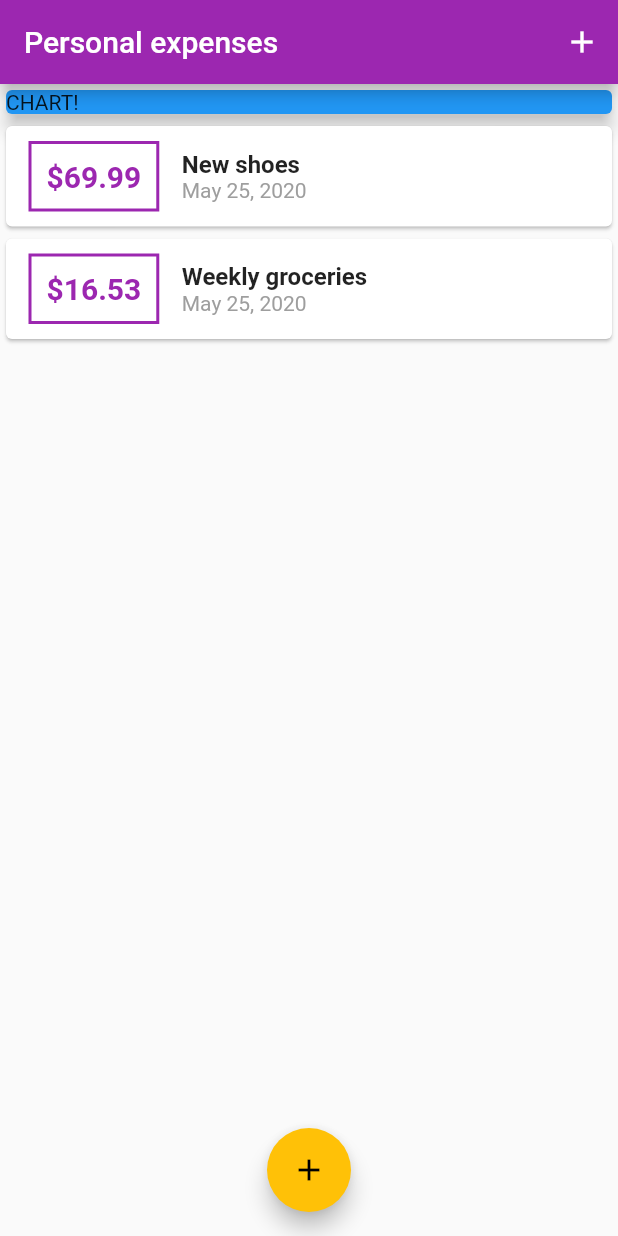
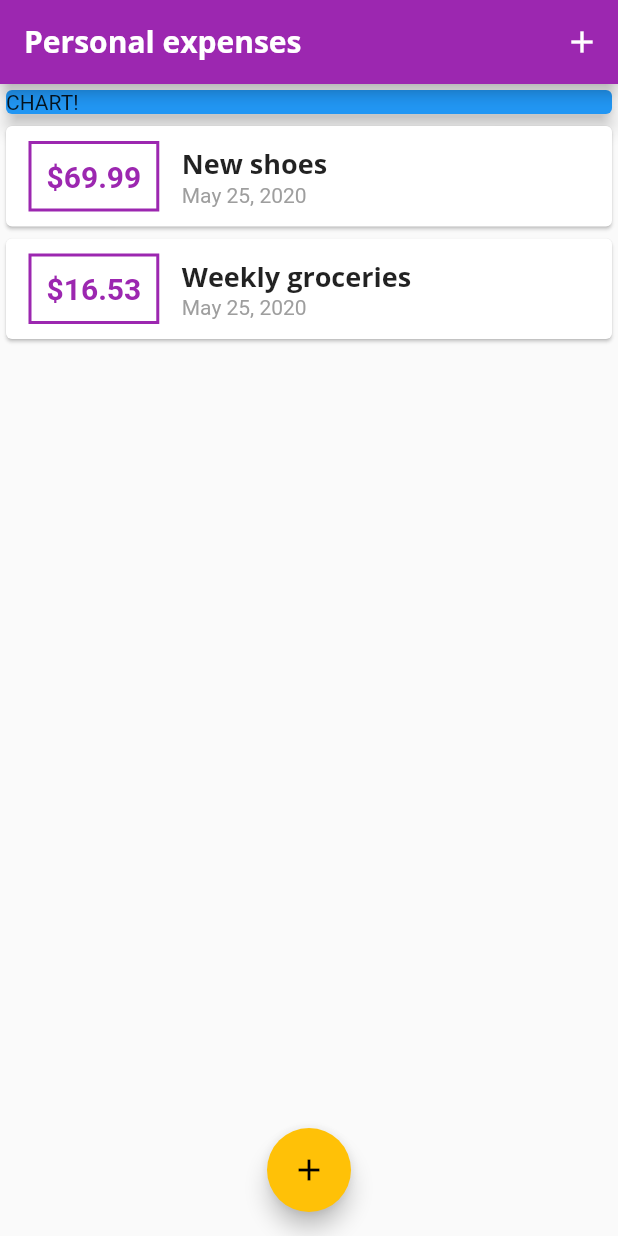
Before and after one commit to leosuncin/flutter_expense_app, a Flutter app: the screen it shows after launch, on a phone screen of 412 x 824 dp. Run offline on Flutter 3.47's test engine with Material 2 defaults, Android fonts, the phone set to English and light mode, and no system bars.

Commit message:
Custom fonts & working with textTheme

```diff
--- a/lib/main.dart
+++ b/lib/main.dart
@@ -15,6 +15,23 @@ class MyApp extends StatelessWidget {
       theme: ThemeData(
         primarySwatch: Colors.purple,
         accentColor: Colors.amber,
+        fontFamily: 'Quicksand',
+        textTheme: ThemeData.light().textTheme.copyWith(
+              headline6: TextStyle(
+                fontFamily: 'OpenSans',
+                fontSize: 18,
+                fontWeight: FontWeight.bold,
+              ),
+            ),
+        appBarTheme: AppBarTheme(
+          textTheme: ThemeData.light().textTheme.copyWith(
+                headline6: TextStyle(
+                  fontFamily: 'OpenSans',
+                  fontSize: 20,
+                  fontWeight: FontWeight.bold,
+                ),
+              ),
+        ),
       ),
     );
   }
--- a/lib/widgets/transaction_list.dart
+++ b/lib/widgets/transaction_list.dart
@@ -44,10 +44,7 @@ class TransactionList extends StatelessWidget {
                   children: <Widget>[
                     Text(
                       transaction.title,
-                      style: TextStyle(
-                        fontSize: 16,
-                        fontWeight: FontWeight.bold,
-                      ),
+                      style: Theme.of(context).textTheme.headline6,
                     ),
                     Text(
                       DateFormat.yMMMd().format(transaction.date),
```
Also changed, not shown: pubspec.yaml (+11 -11 lines), assets/fonts/OpenSans-Bold.ttf (added), assets/fonts/OpenSans-Regular.ttf (added), assets/fonts/Quicksand-Bold.ttf (added), assets/fonts/Quicksand-Regular.ttf (added).
